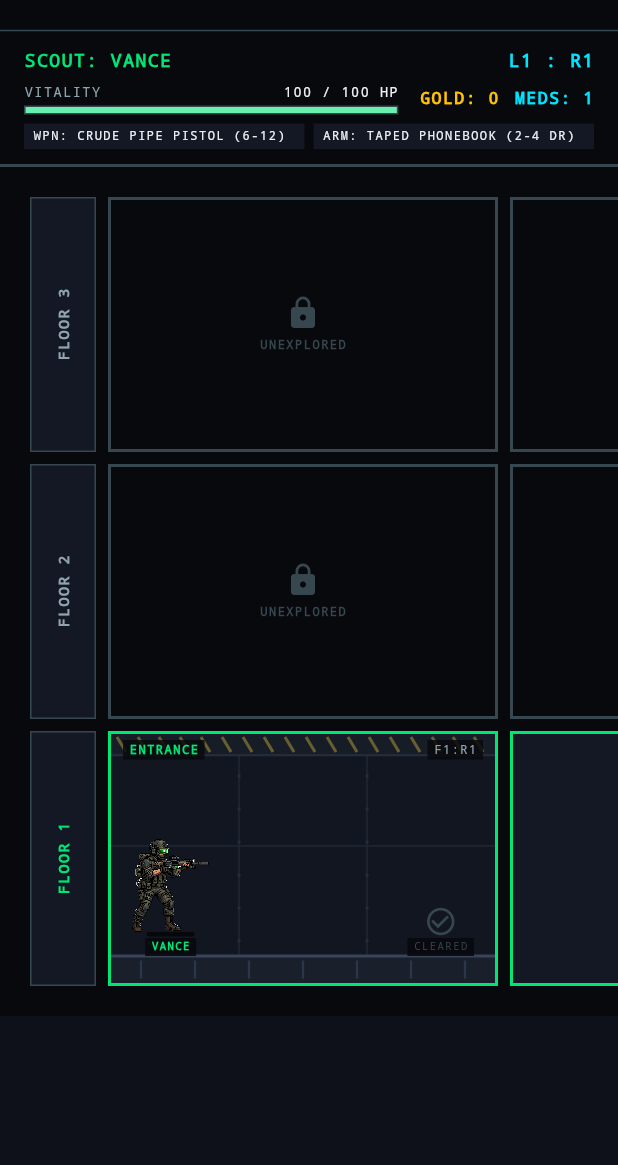
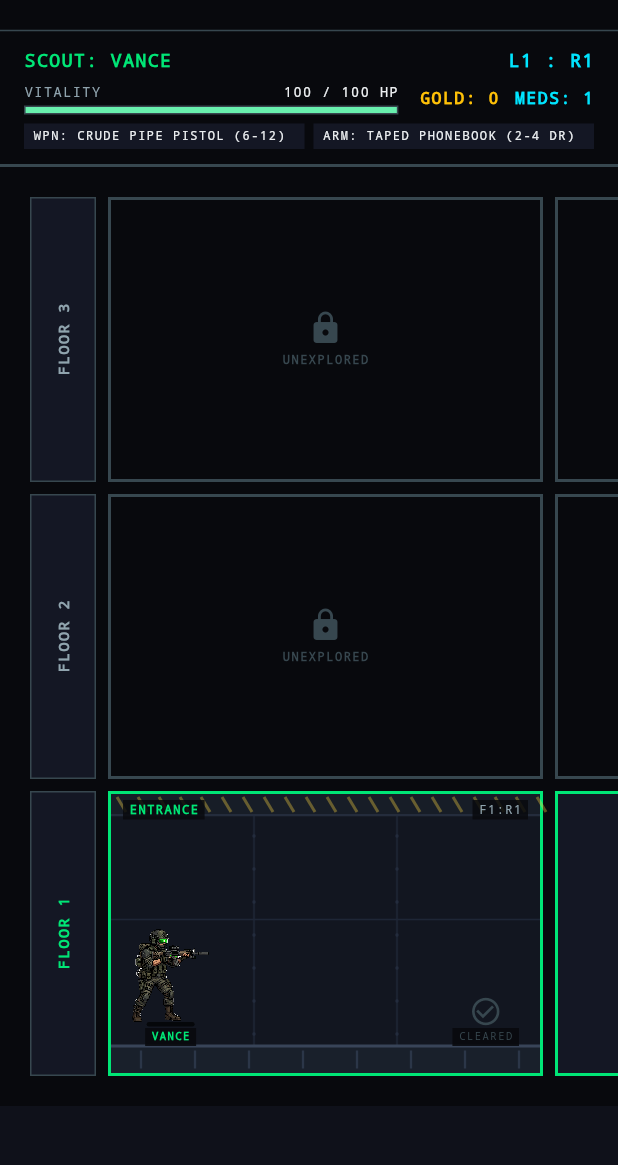
Before and after one commit to 0xCoderunknown/overlord-2, a Flutter app: the screen it shows after launch, after a tap on "SECTOR", after a tap on the "refresh" icon, on a phone screen of 412 x 824 dp, the part 55-1220 px from its top. Run offline on Flutter 3.47's test engine with Material 3 defaults, Android fonts, the phone set to English and light mode, and no system bars; our stand-ins replace material_ui.

Commit message:
feat: polish combat cadence, aggro animations, character facing & instant scrap drops

```diff
--- a/lib/engine/exploration_controller.dart
+++ b/lib/engine/exploration_controller.dart
@@ -12,6 +12,9 @@ class ExplorationController extends ChangeNotifier {
   int currentFloorIndex;
   int currentRoomIndex;
 
+  bool isScoutOnLeft = true;
+  bool get isScoutFacingRight => isScoutOnLeft;
+
   CombatEngine? activeCombat;
   EquipmentItem? pendingScrapItem;
   String? lastEventLog;
@@ -20,6 +23,8 @@ class ExplorationController extends ChangeNotifier {
   bool isAutoCombatActive = false;
   bool isShakingHero = false;
   bool isShakingEnemy = false;
+  bool isEnemyAggroed = false;
+  String? combatBannerText;
   String? heroDamagePopup;
   String? enemyDamagePopup;
   bool _isProcessingRound = false;
@@ -72,12 +77,24 @@ class ExplorationController extends ChangeNotifier {
     if (!canMoveTo(targetFloor, targetRoom)) return false;
 
     // Previous room locked as cleared
+    final prevFloor = currentFloorIndex;
+    final prevRoom = currentRoomIndex;
     currentRoom.state = RoomState.cleared;
 
     // Advance
     currentFloorIndex = targetFloor;
     currentRoomIndex = targetRoom;
     currentRoom.state = RoomState.active;
+
+    // Calculate scout stance orientation and entry door
+    if (targetFloor == prevFloor) {
+      // Horizontal traversal: moving right enters on left, moving left enters on right
+      isScoutOnLeft = targetRoom > prevRoom;
+    } else {
+      // Vertical traversal (elevator): entering floor from elevator
+      // If elevator is on the right of the floor (higher room index), scout enters to the left
+      isScoutOnLeft = targetRoom == 0;
+    }
 
     _revealAdjacentRooms(currentFloorIndex, currentRoomIndex);
 
@@ -171,6 +188,16 @@ class ExplorationController extends ChangeNotifier {
   }
 
   Future<void> _runAutoCombatLoop() async {
+    // 1. Alert Standoff: Enemy recognizes player and steps forward
+    combatBannerText = 'COMBAT STARTED';
+    isEnemyAggroed = true;
+    notifyListeners();
+
+    await Future.delayed(const Duration(milliseconds: 1000));
+    if (_disposed || activeCombat == null || activeCombat!.status != CombatStatus.inProgress) {
+      return;
+    }
+
     while (!_disposed &&
         isAutoCombatActive &&
         activeCombat != null &&
@@ -178,8 +205,25 @@ class ExplorationController extends ChangeNotifier {
       if (_isProcessingRound) return;
       _isProcessingRound = true;
 
-      // Phase 1: Player strikes (400ms)
+      // Phase 1: Player's Turn Announcement (1 second before striking)
+      combatBannerText = "PLAYER'S TURN";
+      notifyListeners();
+
+      await Future.delayed(const Duration(milliseconds: 1000));
+      if (_disposed || activeCombat == null || activeCombat!.status != CombatStatus.inProgress) {
+        _isProcessingRound = false;
+        return;
+      }
+
       final pDmg = activeCombat!.executePlayerStrike();
+
+      // Check if enemy died - immediate 0-delay announcement and stash spawn
+      if (activeCombat!.enemy.isDead) {
+        _isProcessingRound = false;
+        await _handleCombatVictory(pDmg);
+        return;
+      }
+
       isShakingEnemy = true;
       enemyDamagePopup = '-$pDmg';
       notifyListeners();
@@ -189,14 +233,24 @@ class ExplorationController extends ChangeNotifier {
       isShakingEnemy = false;
       notifyListeners();
 
-      // Check if enemy died
-      if (activeCombat!.enemy.isDead) {
+      // 3-second tactical gap before Enemy's turn
+      _isProcessingRound = false;
+      await Future.delayed(const Duration(seconds: 3));
+      if (_disposed || activeCombat == null || activeCombat!.status != CombatStatus.inProgress) {
+        return;
+      }
+      _isProcessingRound = true;
+
+      // Phase 2: Enemy's Turn Announcement (1 second before striking)
+      combatBannerText = "ENEMY'S TURN";
+      notifyListeners();
+
+      await Future.delayed(const Duration(milliseconds: 1000));
+      if (_disposed || activeCombat == null || activeCombat!.status != CombatStatus.inProgress) {
         _isProcessingRound = false;
-        _handleCombatVictory(pDmg);
         return;
       }
 
-      // Phase 2: Enemy retaliates (400ms)
       final result = activeCombat!.executeEnemyStrike(pDmg);
       lastEventLog = result.narrative;
       if (result.enemyDamageDealt > 0) {
@@ -213,23 +267,35 @@ class ExplorationController extends ChangeNotifier {
       if (result.status == CombatStatus.defeat) {
         _isProcessingRound = false;
         isAutoCombatActive = false;
+        combatBannerText = 'SCOUT FLATLINED';
         notifyListeners();
         return;
       }
 
-      // Phase 3: Tactical pause / Decision window (~1400ms)
+      // 3-second tactical gap before Player's next turn
       _isProcessingRound = false;
-      await Future.delayed(const Duration(milliseconds: 1400));
+      await Future.delayed(const Duration(seconds: 3));
     }
   }
 
-  void _handleCombatVictory(int pDmg) {
+  Future<void> _handleCombatVictory(int pDmg) async {
     isAutoCombatActive = false;
+    combatBannerText = 'ENEMY DEFEATED';
+    isEnemyAggroed = false;
+    isShakingEnemy = false;
+    // 0 delay: stash appears immediately in enemy's place
     currentRoom.scrapPile = generator.generateScrapPile(currentFloorIndex);
     currentRoom.state = RoomState.cleared;
     _revealAdjacentRooms(currentFloorIndex, currentRoomIndex);
     lastEventLog =
         '${player.name} struck for $pDmg DMG! Target eliminated! Defeated enemy collapsed into a Scrap Pile.';
+    notifyListeners();
+
+    // 1.5 - 2 second conclusion message before clearing banner
+    await Future.delayed(const Duration(milliseconds: 1800));
+    if (_disposed) return;
+
+    combatBannerText = null;
     notifyListeners();
   }
 
--- a/lib/presentation/screens/expedition_screen.dart
+++ b/lib/presentation/screens/expedition_screen.dart
@@ -138,7 +138,7 @@ class _ExpeditionScreenState extends State<ExpeditionScreen> {
                 // Floor indicator column
                 Container(
                   width: 44,
-                  height: 170,
+                  height: 190,
                   margin: const EdgeInsets.all(4),
                   decoration: BoxDecoration(
                     color: PixelTheme.roomUnrevealed,
@@ -181,11 +181,13 @@ class _ExpeditionScreenState extends State<ExpeditionScreen> {
                     isShakingEnemy: _controller.isShakingEnemy,
                     heroDamagePopup: _controller.heroDamagePopup,
                     enemyDamagePopup: _controller.enemyDamagePopup,
-                    isAutoCombatActive: _controller.isAutoCombatActive,
+                    isScoutOnLeft: _controller.isScoutOnLeft,
+                    isScoutFacingRight: _controller.isScoutFacingRight,
+                    isEnemyAggroed: _controller.isEnemyAggroed,
+                    combatBannerText: _controller.combatBannerText,
                     onTapRoom: () =>
                         _controller.moveTo(room.floorIndex, room.roomIndex),
                     onAttack: () => _controller.executeCombatRound(),
-                    onToggleAutoCombat: () => _controller.toggleAutoCombat(),
                     onHeal: () => _controller.useMedkit(),
                     onSearchScrap: () => _controller.searchScrapPile(),
                   );
--- a/lib/presentation/widgets/in_room_combat_bar.dart
+++ b/lib/presentation/widgets/in_room_combat_bar.dart
@@ -5,16 +5,14 @@ import '../../domain/models.dart';
 class InRoomCombatBar extends StatelessWidget {
   final Room room;
   final ScoutCharacter player;
-  final bool isAutoCombatActive;
-  final VoidCallback onToggleAutoCombat;
+  final String? bannerText;
   final VoidCallback onHeal;
 
   const InRoomCombatBar({
     super.key,
     required this.room,
     required this.player,
-    required this.isAutoCombatActive,
-    required this.onToggleAutoCombat,
+    this.bannerText,
     required this.onHeal,
   });
 
@@ -22,66 +20,71 @@ class InRoomCombatBar extends StatelessWidget {
   Widget build(BuildContext context) {
     final isBoss = room.enemy?.isBoss == true;
     final canHeal = player.canEmergencyHeal;
+    final isDefeated = bannerText == 'ENEMY DEFEATED';
 
-    return Container(
-      padding: const EdgeInsets.symmetric(horizontal: 6, vertical: 4),
+    final text = bannerText ?? (isBoss ? 'APEX DUEL IN PROGRESS' : '1V1 DUEL IN PROGRESS');
+    final formattedText = text.startsWith('[') ? text : '[$text]';
+    final statusColor = isDefeated
+        ? PixelTheme.neonGreen
+        : (isBoss ? PixelTheme.warningAmber : PixelTheme.alertRed);
+
+    return Center(
+      child: Column(
+        mainAxisSize: MainAxisSize.min,
+        children: [
+          Container(
+            padding: const EdgeInsets.symmetric(horizontal: 8, vertical: 2),
             decoration: BoxDecoration(
-        color: PixelTheme.roomVoid.withValues(alpha: 0.92),
+              color: PixelTheme.roomVoid.withValues(alpha: 0.95),
               border: Border.all(
-          color: isBoss ? PixelTheme.warningAmber : PixelTheme.alertRed,
+                color: statusColor,
+                width: 1,
               ),
             ),
             child: Row(
-        mainAxisAlignment: MainAxisAlignment.center,
+              mainAxisSize: MainAxisSize.min,
               children: [
-          // Auto-Battler Status / Pause Button
-          ElevatedButton.icon(
-            style: ElevatedButton.styleFrom(
-              backgroundColor: isAutoCombatActive ? PixelTheme.alertRed : PixelTheme.roomUnrevealed,
-              shape: const RoundedRectangleBorder(),
-              padding: const EdgeInsets.symmetric(horizontal: 8, vertical: 5),
+                Icon(
+                  isDefeated ? Icons.check : Icons.flash_on,
+                  size: 11,
+                  color: statusColor,
                 ),
-            onPressed: onToggleAutoCombat,
-            icon: Icon(
-              isAutoCombatActive ? Icons.pause : Icons.play_arrow,
-              size: 12,
-              color: isAutoCombatActive ? PixelTheme.roomVoid : PixelTheme.neonGreen,
-            ),
-            label: Text(
-              isAutoCombatActive ? 'AUTO-BATTLING' : 'PAUSED (RESUME)',
+                const SizedBox(width: 4),
+                Text(
+                  formattedText,
                   style: PixelTheme.pixelStyle(
                     fontSize: 8,
                     fontWeight: FontWeight.bold,
-                color: isAutoCombatActive ? PixelTheme.roomVoid : PixelTheme.neonGreen,
+                    color: statusColor,
+                    letterSpacing: 1.0,
+                  ),
+                ),
+              ],
+            ),
+          ),
+          if (canHeal) ...[
+            const SizedBox(height: 3),
+            ElevatedButton.icon(
+              style: ElevatedButton.styleFrom(
+                backgroundColor: PixelTheme.warningAmber,
+                shape: const RoundedRectangleBorder(),
+                padding: const EdgeInsets.symmetric(horizontal: 8, vertical: 2),
+                elevation: 4,
+                minimumSize: Size.zero,
+                tapTargetSize: MaterialTapTargetSize.shrinkWrap,
+              ),
+              onPressed: onHeal,
+              icon: const Icon(Icons.medication, size: 10, color: PixelTheme.roomVoid),
+              label: Text(
+                'EMERGENCY HEAL (+50 HP)',
+                style: PixelTheme.pixelStyle(
+                  fontSize: 7,
+                  fontWeight: FontWeight.bold,
+                  color: PixelTheme.roomVoid,
                 ),
               ),
             ),
-          const SizedBox(width: 8),
-
-          // Emergency Heal Button: Only active when HP <= 25%
-          ElevatedButton.icon(
-            style: ElevatedButton.styleFrom(
-              backgroundColor: canHeal ? PixelTheme.warningAmber : PixelTheme.borderPixel.withValues(alpha: 0.3),
-              shape: const RoundedRectangleBorder(),
-              padding: const EdgeInsets.symmetric(horizontal: 8, vertical: 5),
-            ),
-            onPressed: canHeal ? onHeal : null,
-            icon: Icon(
-              Icons.medication,
-              size: 12,
-              color: canHeal ? PixelTheme.roomVoid : PixelTheme.textMuted,
-            ),
-            label: Text(
-              canHeal
-                  ? 'EMERGENCY HEAL (+50)'
-                  : (player.medkits > 0 ? 'HEAL LOCKED (<=25% HP)' : 'NO MEDS (0)'),
-              style: PixelTheme.pixelStyle(
-                fontSize: 8,
-                fontWeight: FontWeight.bold,
-                color: canHeal ? PixelTheme.roomVoid : PixelTheme.textMuted,
-              ),
-            ),
-          ),
+          ],
         ],
       ),
     );
--- a/lib/presentation/widgets/pixel_room_view.dart
+++ b/lib/presentation/widgets/pixel_room_view.dart
@@ -18,10 +18,12 @@ class PixelRoomView extends StatelessWidget {
   final bool isShakingEnemy;
   final String? heroDamagePopup;
   final String? enemyDamagePopup;
-  final bool isAutoCombatActive;
+  final bool isScoutOnLeft;
+  final bool isScoutFacingRight;
+  final bool isEnemyAggroed;
+  final String? combatBannerText;
   final VoidCallback onTapRoom;
   final VoidCallback onAttack;
-  final VoidCallback onToggleAutoCombat;
   final VoidCallback onHeal;
   final VoidCallback onSearchScrap;
 
@@ -36,17 +38,17 @@ class PixelRoomView extends StatelessWidget {
     this.isShakingEnemy = false,
     this.heroDamagePopup,
     this.enemyDamagePopup,
-    this.isAutoCombatActive = false,
+    this.isScoutOnLeft = true,
+    this.isScoutFacingRight = true,
+    this.isEnemyAggroed = false,
+    this.combatBannerText,
     required this.onTapRoom,
     required this.onAttack,
-    this.onToggleAutoCombat = _defaultVoid,
     required this.onHeal,
     required this.onSearchScrap,
   });
 
-  static void _defaultVoid() {}
-
-  double get roomWidth => room.isElevator ? 100 : 260;
+  double get roomWidth => room.isElevator ? 100 : 290;
 
   @override
   Widget build(BuildContext context) {
@@ -73,7 +75,7 @@ class PixelRoomView extends StatelessWidget {
   Widget _buildUnrevealedRoom() {
     return Container(
       width: roomWidth,
-      height: 170,
+      height: 190,
       margin: const EdgeInsets.all(4),
       decoration: BoxDecoration(
         color: PixelTheme.roomVoid,
@@ -115,7 +117,7 @@ class PixelRoomView extends StatelessWidget {
       onTap: isMoveTarget ? onTapRoom : null,
       child: Container(
         width: roomWidth,
-        height: 170,
+        height: 190,
         margin: const EdgeInsets.all(4),
         decoration: BoxDecoration(
           color: PixelTheme.roomUnrevealed,
@@ -158,7 +160,7 @@ class PixelRoomView extends StatelessWidget {
 
     return Container(
       width: roomWidth,
-      height: 170,
+      height: 190,
       margin: const EdgeInsets.all(4),
       decoration: BoxDecoration(
         color: PixelTheme.roomCleared,
@@ -223,15 +225,20 @@ class PixelRoomView extends StatelessWidget {
             child: Row(
               mainAxisAlignment: MainAxisAlignment.spaceBetween,
               crossAxisAlignment: CrossAxisAlignment.end,
-              children: [
+              children: isScoutOnLeft
+                  ? [
                       if (isActive) _buildScoutInRoom() else const SizedBox(width: 48),
-                _buildRoomInteriorContent(),
+                      _buildRoomInteriorContent(enemyFacesLeft: true),
+                    ]
+                  : [
+                      _buildRoomInteriorContent(enemyFacesLeft: false),
+                      if (isActive) _buildScoutInRoom() else const SizedBox(width: 48),
                     ],
             ),
           ),
 
           // In-Room Auto-Combat Command Bar
-          if (isActive && room.hasUnresolvedEnemy)
+          if (isActive && (room.hasUnresolvedEnemy || combatBannerText != null))
             Positioned(
               top: 26,
               left: 12,
@@ -239,8 +246,7 @@ class PixelRoomView extends StatelessWidget {
               child: InRoomCombatBar(
                 room: room,
                 player: player,
-                isAutoCombatActive: isAutoCombatActive,
-                onToggleAutoCombat: onToggleAutoCombat,
+                bannerText: combatBannerText,
                 onHeal: onHeal,
               ),
             ),
@@ -257,6 +263,8 @@ class PixelRoomView extends StatelessWidget {
           isHero: true,
           isShaking: isShakingHero,
           damagePopup: heroDamagePopup,
+          child: Transform.flip(
+            flipX: !isScoutFacingRight,
             child: Image.asset(
               'assets/images/hero.png',
               height: 62,
@@ -264,6 +272,7 @@ class PixelRoomView extends StatelessWidget {
               filterQuality: FilterQuality.none,
               errorBuilder: (context, error, stackTrace) =>
                   const Icon(Icons.shield, color: PixelTheme.neonGreen, size: 36),
+            ),
           ),
         ),
         // Ground shadow on the walking rail
@@ -292,15 +301,7 @@ class PixelRoomView extends StatelessWidget {
     );
   }
 
-  Widget _buildRoomInteriorContent() {
-    if (room.hasUnresolvedEnemy) {
-      return RoomEnemyView(
-        enemy: room.enemy!,
-        isShaking: isShakingEnemy,
-        damagePopup: enemyDamagePopup,
-      );
-    }
-
+  Widget _buildRoomInteriorContent({bool enemyFacesLeft = true}) {
     if (room.scrapPile != null) {
       final scrap = room.scrapPile!;
       return GestureDetector(
@@ -330,6 +331,16 @@ class PixelRoomView extends StatelessWidget {
       );
     }
 
+    if (room.hasUnresolvedEnemy) {
+      return RoomEnemyView(
+        enemy: room.enemy!,
+        isShaking: isShakingEnemy,
+        damagePopup: enemyDamagePopup,
+        facesLeft: enemyFacesLeft,
+        isAggroed: isEnemyAggroed,
+      );
+    }
+
     return Column(
       mainAxisSize: MainAxisSize.min,
       children: [
--- a/lib/presentation/widgets/rickety_elevator_view.dart
+++ b/lib/presentation/widgets/rickety_elevator_view.dart
@@ -18,7 +18,7 @@ class RicketyElevatorView extends StatelessWidget {
   Widget build(BuildContext context) {
     return Container(
       width: 100,
-      height: 170,
+      height: 190,
       margin: const EdgeInsets.all(4),
       decoration: BoxDecoration(
         color: const Color(0xFF0C0E14),
@@ -83,14 +83,17 @@ class RicketyElevatorView extends StatelessWidget {
                     ),
                   ),
                   const SizedBox(height: 2),
-                  // Scout inside the lift cage
-                  Image.asset(
+                  // Scout inside the lift cage (facing into the facility rooms)
+                  Transform.flip(
+                    flipX: true,
+                    child: Image.asset(
                       'assets/images/hero.png',
                       height: 56,
                       fit: BoxFit.contain,
                       filterQuality: FilterQuality.none,
                       errorBuilder: (context, error, stackTrace) =>
                           const Icon(Icons.shield, color: PixelTheme.neonGreen, size: 30),
+                    ),
                   ),
                 ] else ...[
                   // Empty lift gate / shaft floor sign
--- a/lib/presentation/widgets/room_enemy_view.dart
+++ b/lib/presentation/widgets/room_enemy_view.dart
@@ -7,21 +7,33 @@ class RoomEnemyView extends StatelessWidget {
   final Enemy enemy;
   final bool isShaking;
   final String? damagePopup;
+  final bool facesLeft;
+  final bool isAggroed;
 
   const RoomEnemyView({
     super.key,
     required this.enemy,
     required this.isShaking,
     this.damagePopup,
+    this.facesLeft = true,
+    this.isAggroed = false,
   });
 
   @override
   Widget build(BuildContext context) {
     final hpRatio = (enemy.currentHp / enemy.maxHp).clamp(0.0, 1.0);
+    final slideOffset = Offset(
+      isAggroed ? (facesLeft ? -0.15 : 0.15) : 0.0,
+      0.0,
+    );
 
-    return Column(
-      mainAxisSize: MainAxisSize.min,
-      children: [
+    return AnimatedSlide(
+      offset: slideOffset,
+      duration: const Duration(milliseconds: 300),
+      curve: Curves.easeOutBack,
+      child: Column(
+        mainAxisSize: MainAxisSize.min,
+        children: [
         if (enemy.isBoss) ...[
           Container(
             padding: const EdgeInsets.symmetric(horizontal: 4, vertical: 1),
@@ -53,7 +65,7 @@ class RoomEnemyView extends StatelessWidget {
           isShaking: isShaking,
           damagePopup: damagePopup,
           child: Transform.flip(
-            flipX: true,
+            flipX: facesLeft,
             child: Image.asset(
               'assets/images/enemy.png',
               height: enemy.isBoss ? 74 : 58,
@@ -90,6 +102,7 @@ class RoomEnemyView extends StatelessWidget {
           ),
         ),
       ],
-    );
-  }
+    ),
+  );
 }
+}
```
Also changed, not shown: 5 other files. Lines whose indentation alone changed are shown as unchanged.
